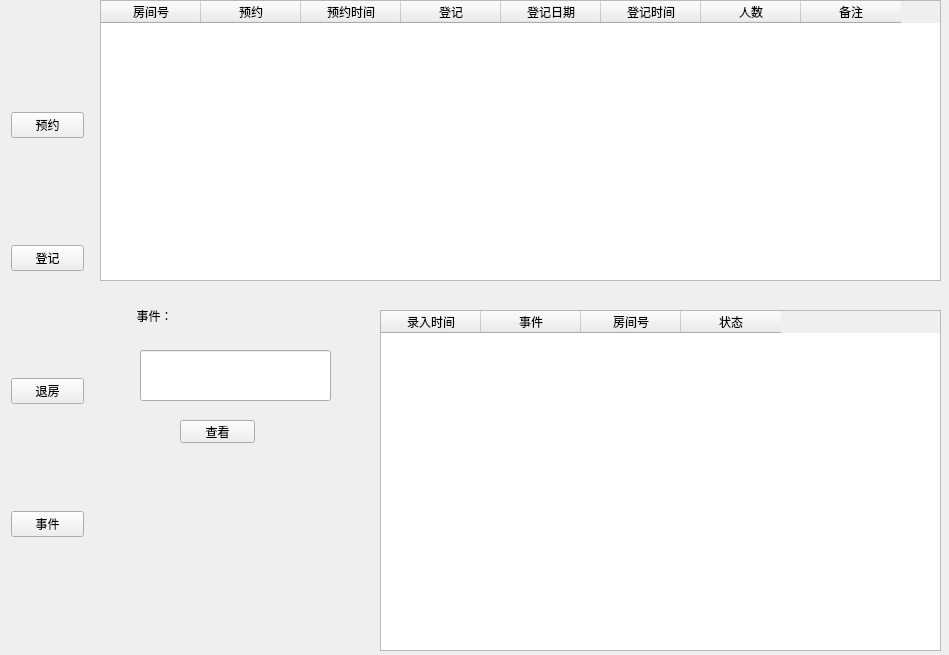
Before: the Qt Designer form Manager.ui in Ginsakura/TestQTManagerSystem, drawn with Qt 5.
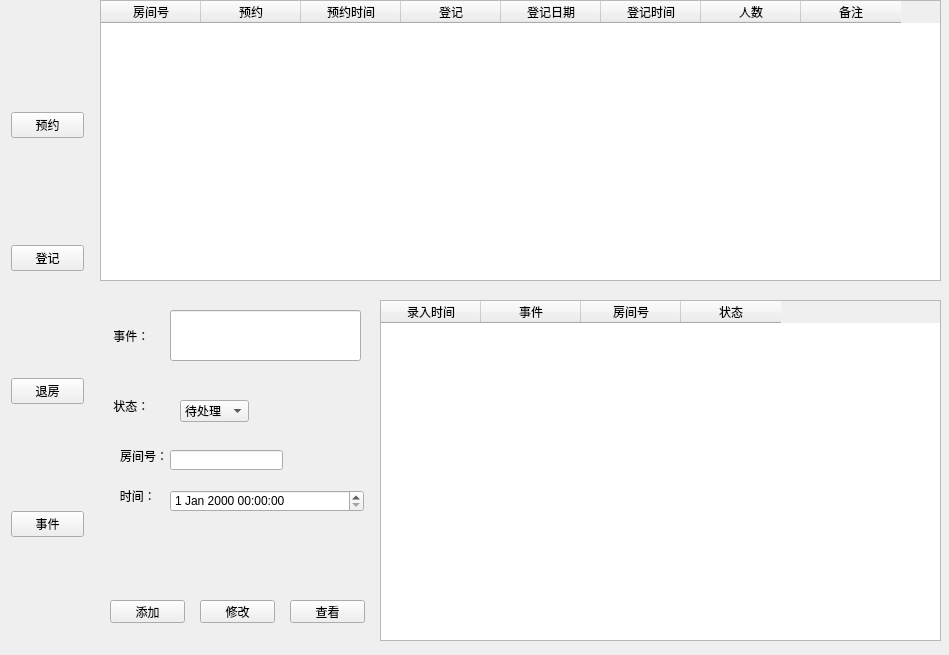
After: the same form once the commit is applied. The open tabs and pages were chosen to show the change.

Diff of the .ui file:
```diff
--- a/Manager.ui
+++ b/Manager.ui
@@ -18,7 +18,7 @@
     <property name="geometry">
      <rect>
       <x>100</x>
-      <y>290</y>
+      <y>280</y>
       <width>841</width>
       <height>361</height>
      </rect>
@@ -416,8 +416,8 @@
      <widget class="QPushButton" name="incident_view">
       <property name="geometry">
        <rect>
-        <x>80</x>
-        <y>130</y>
+        <x>190</x>
+        <y>320</y>
         <width>75</width>
         <height>23</height>
        </rect>
@@ -429,8 +429,8 @@
      <widget class="QLineEdit" name="event">
       <property name="geometry">
        <rect>
-        <x>40</x>
-        <y>60</y>
+        <x>70</x>
+        <y>30</y>
         <width>191</width>
         <height>51</height>
        </rect>
@@ -452,14 +452,14 @@
      <widget class="QLabel" name="label">
       <property name="geometry">
        <rect>
-        <x>10</x>
-        <y>0</y>
+        <x>-10</x>
+        <y>30</y>
         <width>81</width>
         <height>51</height>
        </rect>
       </property>
       <property name="text">
-       <string>        事件：</string>
+       <string>       事件：</string>
       </property>
      </widget>
      <widget class="QTableWidget" name="tableWidget_2">
@@ -492,6 +492,111 @@
        </property>
       </column>
      </widget>
+     <widget class="QComboBox" name="event_status">
+      <property name="geometry">
+       <rect>
+        <x>80</x>
+        <y>120</y>
+        <width>69</width>
+        <height>22</height>
+       </rect>
+      </property>
+      <item>
+       <property name="text">
+        <string>待处理</string>
+       </property>
+      </item>
+      <item>
+       <property name="text">
+        <string>已处理</string>
+       </property>
+      </item>
+     </widget>
+     <widget class="QLabel" name="label_14">
+      <property name="geometry">
+       <rect>
+        <x>-10</x>
+        <y>100</y>
+        <width>81</width>
+        <height>51</height>
+       </rect>
+      </property>
+      <property name="text">
+       <string>       状态：</string>
+      </property>
+     </widget>
+     <widget class="QPushButton" name="event_update">
+      <property name="geometry">
+       <rect>
+        <x>100</x>
+        <y>320</y>
+        <width>75</width>
+        <height>23</height>
+       </rect>
+      </property>
+      <property name="text">
+       <string>修改</string>
+      </property>
+     </widget>
+     <widget class="QPushButton" name="event_insert">
+      <property name="geometry">
+       <rect>
+        <x>10</x>
+        <y>320</y>
+        <width>75</width>
+        <height>23</height>
+       </rect>
+      </property>
+      <property name="text">
+       <string>添加</string>
+      </property>
+     </widget>
+     <widget class="QLabel" name="label_37">
+      <property name="geometry">
+       <rect>
+        <x>20</x>
+        <y>170</y>
+        <width>54</width>
+        <height>12</height>
+       </rect>
+      </property>
+      <property name="text">
+       <string>房间号：</string>
+      </property>
+     </widget>
+     <widget class="QLineEdit" name="room_number_event">
+      <property name="geometry">
+       <rect>
+        <x>70</x>
+        <y>170</y>
+        <width>113</width>
+        <height>20</height>
+       </rect>
+      </property>
+     </widget>
+     <widget class="QLabel" name="label_38">
+      <property name="geometry">
+       <rect>
+        <x>10</x>
+        <y>210</y>
+        <width>54</width>
+        <height>12</height>
+       </rect>
+      </property>
+      <property name="text">
+       <string>   时间：</string>
+      </property>
+     </widget>
+     <widget class="QDateTimeEdit" name="event_time">
+      <property name="geometry">
+       <rect>
+        <x>70</x>
+        <y>210</y>
+        <width>194</width>
+        <height>22</height>
+       </rect>
+      </property>
+     </widget>
     </widget>
    </widget>
    <widget class="QWidget" name="layoutWidget">
```
Left out of the diff: 6 changed lines with no effect on the pictures.
